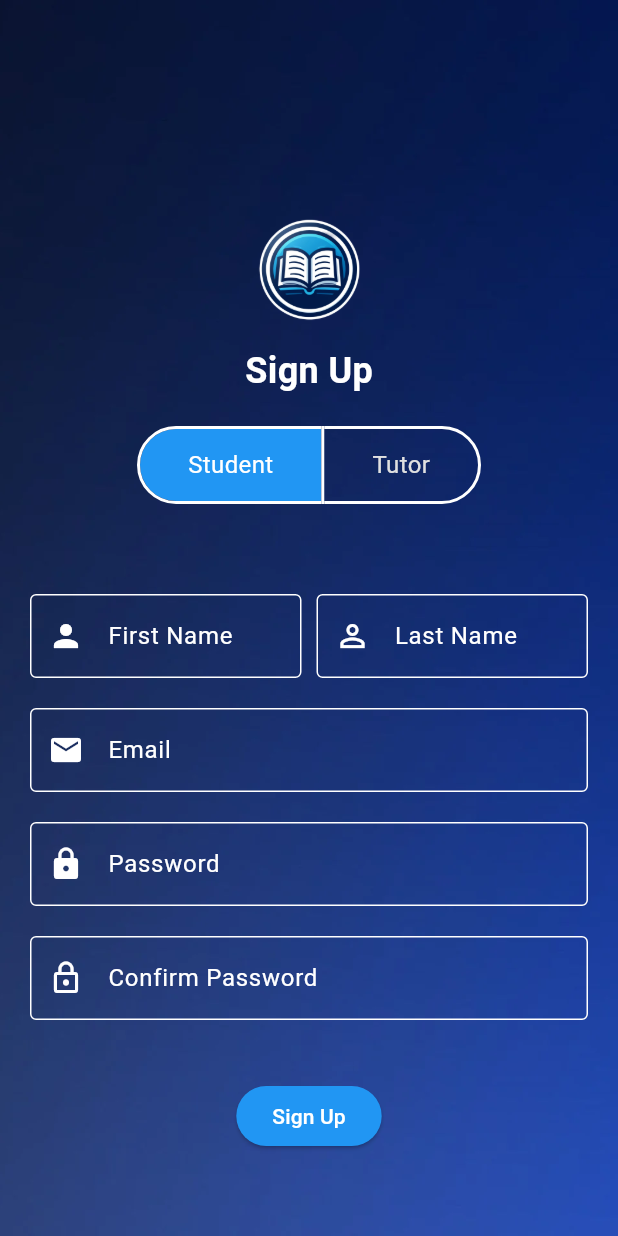
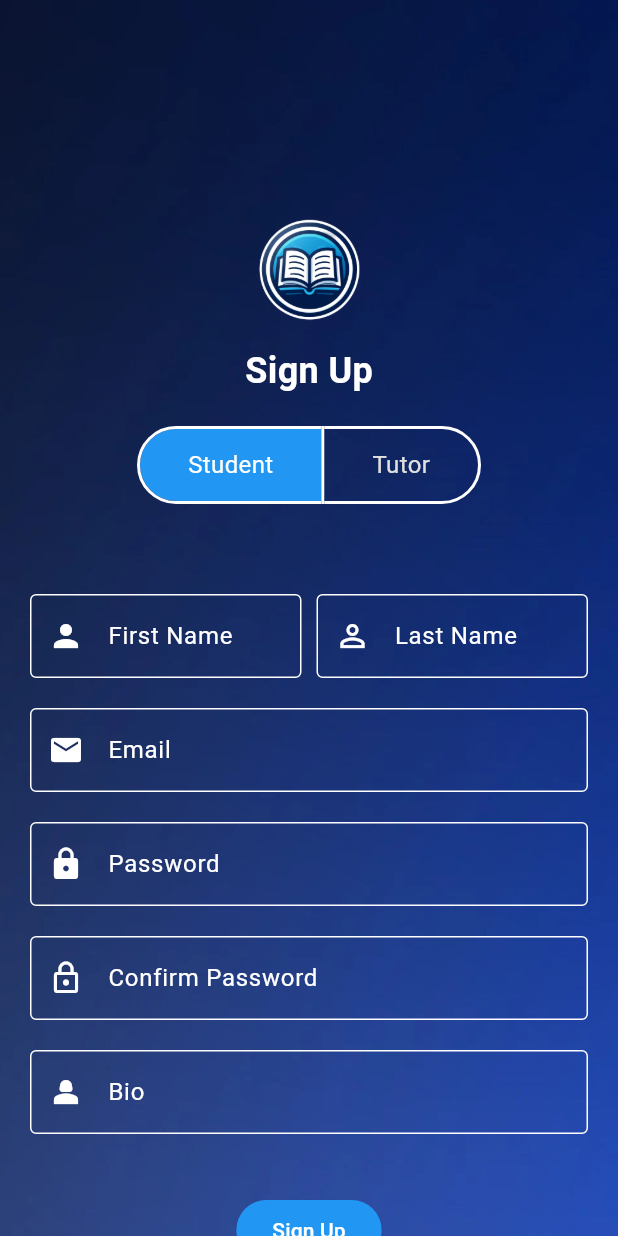
Before and after one commit to jadhxo/final_project, a Flutter app: the SignUp screen opened by its route, on a phone screen of 412 x 824 dp. Run offline on Flutter 3.47's test engine with Material 3 defaults, Android fonts, the phone set to English and light mode, and no system bars; our stand-ins replace cloud_firestore, firebase_auth, firebase_core, multi_select_flutter; missing offline and left inert: dart:html; accounts and stored records are empty.

Commit message:
some fixes

```diff
--- a/lib/main.dart
+++ b/lib/main.dart
@@ -55,6 +55,7 @@ class MyApp extends StatelessWidget {
   @override
   Widget build(BuildContext context) {
     return MaterialApp(
+      debugShowCheckedModeBanner: false,
       title: 'Final Project',
       initialRoute: '/',
       onGenerateRoute: generateRoute,
--- a/lib/pages/AuthService.dart
+++ b/lib/pages/AuthService.dart
@@ -68,7 +68,7 @@ class AuthService {
   Future<String?> getDocumentIdByUid(String userId) async {
     try {
       var querySnapshot = await _firestore.collection('users')
-          .where('id', isEqualTo: userId)
+          .where('uid', isEqualTo: userId)
           .limit(1)
           .get();
 
--- a/lib/pages/sign_up.dart
+++ b/lib/pages/sign_up.dart
@@ -34,7 +34,7 @@ class _SignUpState extends State<SignUp> {
       _email = "",
       _password = "",
       _password_conf = "",
-  bio = "";
+      _bio = "";
 
   Future signUpUser() async {
     try {
@@ -44,7 +44,7 @@ class _SignUpState extends State<SignUp> {
           firstName: _first_name!,
           lastName: _last_name!,
           email: _email!,
-          bio: bio,
+          bio: _bio,
           isTutor: !isStudent,
           subjects: _selectedSubjects!,
         );
@@ -222,6 +222,7 @@ class _SignUpState extends State<SignUp> {
                           ),
                           const SizedBox(height: 20),
                           TextFormField(
+                            obscureText: true,
                             style: const TextStyle(color: Colors.white),
                             validator: (input) => input == null || input.isEmpty
                                 ? 'Password must at least 6 characters'
@@ -243,12 +244,31 @@ class _SignUpState extends State<SignUp> {
                           ),
                           const SizedBox(height: 20),
                           TextFormField(
+                            obscureText: true,
                             style: const TextStyle(color: Colors.white),
                             onSaved: (input) => _password_conf = input,
                             decoration: const InputDecoration(
                               labelText: 'Confirm Password',
                               labelStyle: TextStyle(color: Colors.white),
                               prefixIcon: Icon(Icons.lock_outline,
+                                  color: Colors
+                                      .white), // Changed to person_outline icon
+                              enabledBorder: OutlineInputBorder(
+                                borderSide: BorderSide(color: Colors.white),
+                              ),
+                              focusedBorder: OutlineInputBorder(
+                                borderSide: BorderSide(color: Colors.white),
+                              ),
+                            ),
+                          ),
+                          const SizedBox(height: 20),
+                          TextFormField(
+                            style: const TextStyle(color: Colors.white),
+                            onSaved: (input) => _bio = input,
+                            decoration: const InputDecoration(
+                              labelText: 'Bio',
+                              labelStyle: TextStyle(color: Colors.white),
+                              prefixIcon: Icon(Icons.person_2,
                                   color: Colors
                                       .white), // Changed to person_outline icon
                               enabledBorder: OutlineInputBorder(
```
Also changed, not shown: lib/pages/tutor_home.dart (+13 -1 lines).
